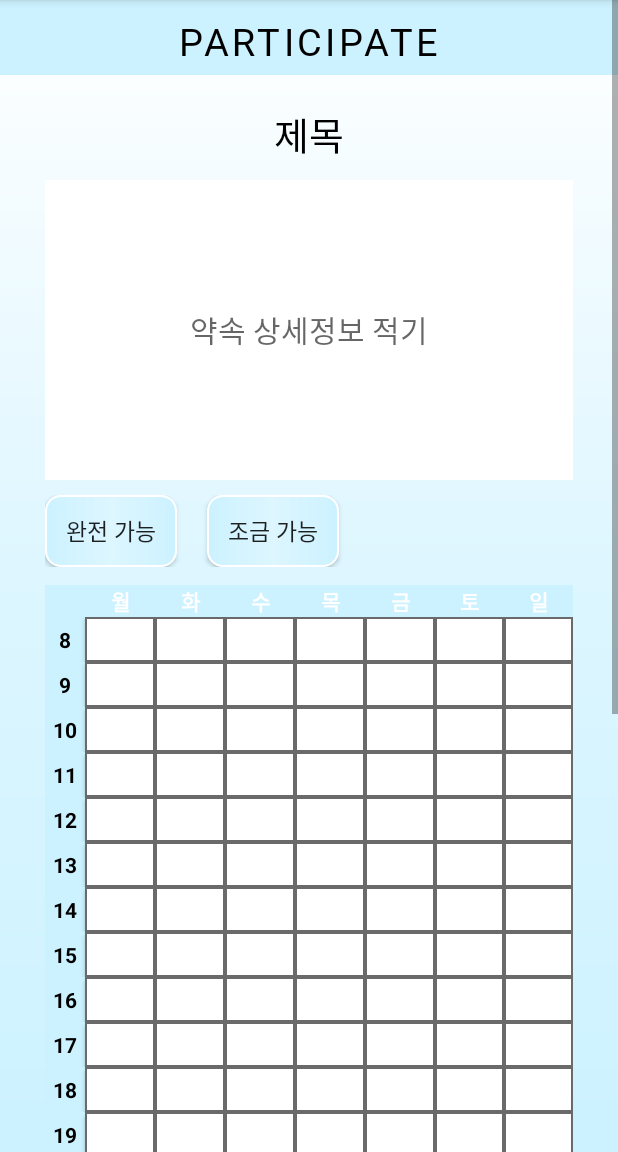
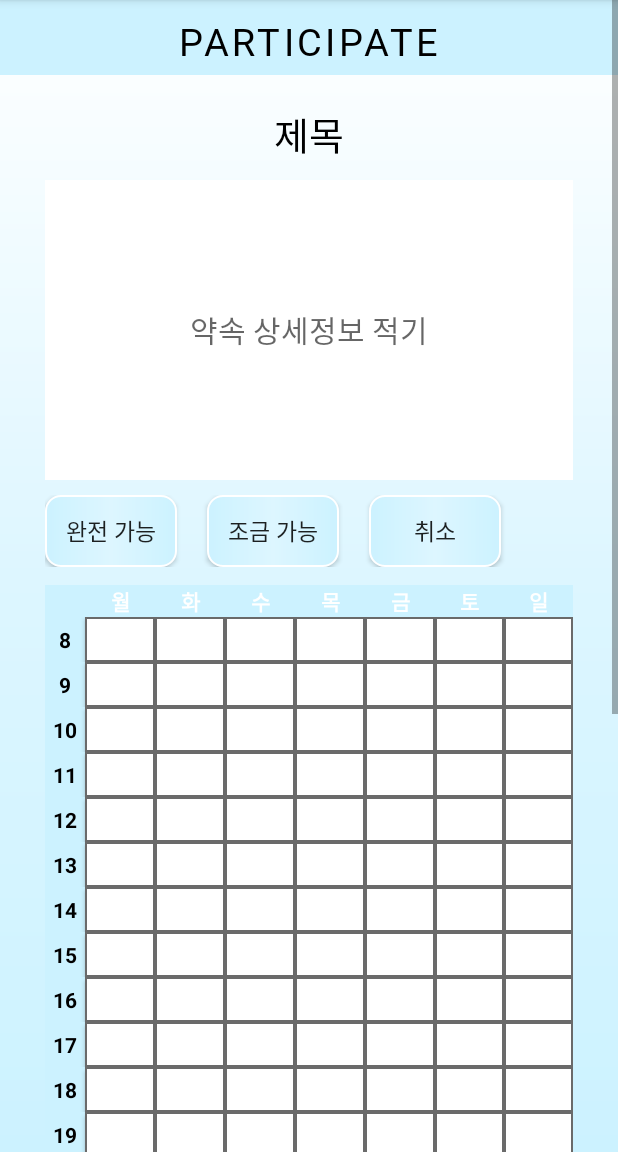
Before and after one commit to twalla26/timetable-scheduling-app, an Android app: the MakeTimetable screen opened directly, with no data from a screen before it, on a phone screen of 412 x 824 dp, the part 84-1236 px from its top. Run offline under Robolectric (Android 15) with nearby library versions, the phone set to English and light mode, and no system bars.

Commit message:
result_layout

```diff
--- a/app/src/main/AndroidManifest.xml
+++ b/app/src/main/AndroidManifest.xml
@@ -18,6 +18,12 @@
         android:supportsRtl="true"
         android:theme="@style/Theme.Scheduler"
         tools:targetApi="31">
+        <activity
+            android:name=".ResultMonth"
+            android:exported="false" />
+        <activity
+            android:name=".ResultTime"
+            android:exported="false" />
         <activity
             android:name=".MonthTimetable"
             android:exported="false" />
--- a/app/src/main/java/com/example/scheduler/MakeTimetable.java
+++ b/app/src/main/java/com/example/scheduler/MakeTimetable.java
@@ -4,6 +4,7 @@ import androidx.appcompat.app.AppCompatActivity;
 import androidx.appcompat.widget.AppCompatButton;
 import androidx.core.view.ViewCompat;
 
+import android.content.Intent;
 import android.graphics.drawable.Drawable;
 import android.os.Bundle;
 import android.view.View;
@@ -19,6 +20,16 @@ public class MakeTimetable extends AppCompatActivity {
     protected void onCreate(Bundle savedInstanceState) {
         super.onCreate(savedInstanceState);
         setContentView(R.layout.activity_make_timetable);
+
+        AppCompatButton btn_save = (AppCompatButton) findViewById(R.id.btn_save);
+        btn_save.setOnClickListener((new View.OnClickListener() {
+
+            @Override
+            public void onClick(View view) {
+                Intent intent = new Intent(MakeTimetable.this, ResultTime.class);
+                startActivity(intent); //액티비티 이동
+            }
+        }));
 
 
         monday0 = (Button) findViewById(R.id.monday0);
--- a/app/src/main/res/layout/activity_make_timetable.xml
+++ b/app/src/main/res/layout/activity_make_timetable.xml
@@ -105,6 +105,16 @@
                     android:background="@drawable/cell_shape2"
                     android:fontFamily="@font/font1"
                     android:text="조금 가능"
+                    android:layout_marginRight="20dp"
+                    android:textSize="15dp" />
+
+                <androidx.appcompat.widget.AppCompatButton
+                    android:id="@+id/btn_delete"
+                    android:layout_width="wrap_content"
+                    android:layout_height="wrap_content"
+                    android:background="@drawable/cell_shape2"
+                    android:fontFamily="@font/font1"
+                    android:text="취소"
                     android:textSize="15dp" />
             </LinearLayout>
 
```
Also changed, not shown: app/src/main/java/com/example/scheduler/MonthTimetable.java (+10 -0 lines).
